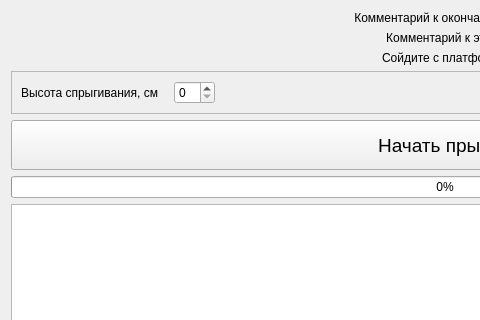
Qt form metodics/jump_plate/droptest/droptestexecute.ui (grigp/a-analyser) before a commit; both pictures show x 0 to 480 and y 0 to 320 of the 890 by 630 pixel window.
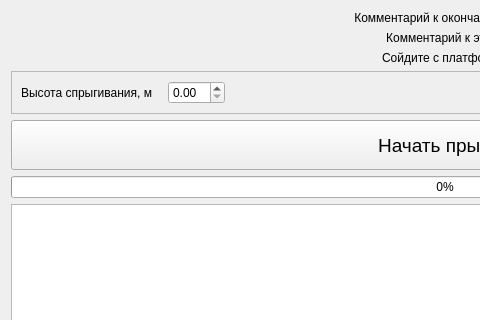
The same form after that commit. Icons and pictures are not drawn.

Patch:
```diff
--- a/metodics/jump_plate/droptest/droptestexecute.ui
+++ b/metodics/jump_plate/droptest/droptestexecute.ui
@@ -56,7 +56,7 @@
       <item>
        <widget class="QLabel" name="lblFallHeight">
         <property name="text">
-         <string>Высота спрыгивания, см</string>
+         <string>Высота спрыгивания, м</string>
         </property>
        </widget>
       </item>
@@ -77,7 +77,7 @@
        </spacer>
       </item>
       <item>
-       <widget class="QSpinBox" name="edFallHeight"/>
+       <widget class="QDoubleSpinBox" name="edFallHeight"/>
       </item>
       <item>
        <spacer name="horizontalSpacer">
```
